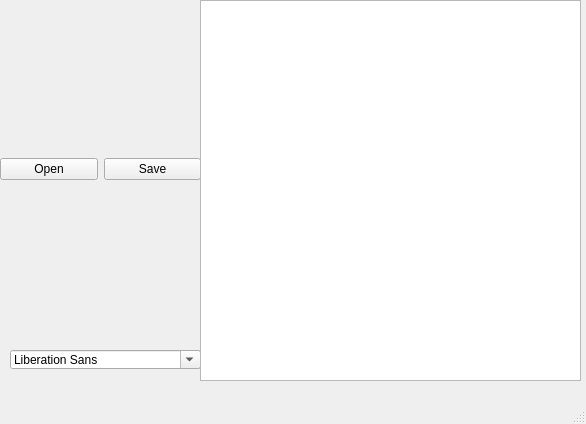
The window that gui/main.ui (beagleeditor/beagleeditor.github.io) describes before a commit, drawn with Qt 5.
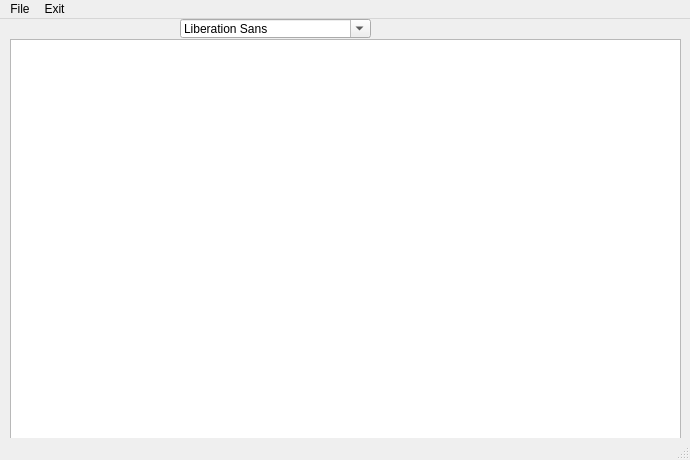
The same window after the commit.

Commit message: Added autocomplete to GUI, improved syntax, added bugs to cli

The edit to the form file:
```diff
--- a/gui/main.ui
+++ b/gui/main.ui
@@ -6,45 +6,19 @@
    <rect>
     <x>0</x>
     <y>0</y>
-    <width>586</width>
-    <height>424</height>
+    <width>690</width>
+    <height>460</height>
    </rect>
   </property>
   <property name="windowTitle">
    <string>MainWindow</string>
   </property>
   <widget class="QWidget" name="centralwidget">
-   <widget class="QWidget" name="horizontalLayoutWidget">
-    <property name="geometry">
-     <rect>
-      <x>0</x>
-      <y>-1</y>
-      <width>201</width>
-      <height>341</height>
-     </rect>
-    </property>
-    <layout class="QHBoxLayout" name="horizontalLayout">
-     <item>
-      <widget class="QPushButton" name="pushButton">
-       <property name="text">
-        <string>Open</string>
-       </property>
-      </widget>
-     </item>
-     <item>
-      <widget class="QPushButton" name="pushButton_3">
-       <property name="text">
-        <string>Save</string>
-       </property>
-      </widget>
-     </item>
-    </layout>
-   </widget>
    <widget class="QFontComboBox" name="fontComboBox">
     <property name="geometry">
      <rect>
-      <x>10</x>
-      <y>350</y>
+      <x>180</x>
+      <y>0</y>
       <width>191</width>
       <height>19</height>
      </rect>
@@ -53,10 +27,10 @@
    <widget class="QPlainTextEdit" name="plainTextEdit">
     <property name="geometry">
      <rect>
-      <x>200</x>
-      <y>0</y>
-      <width>381</width>
-      <height>381</height>
+      <x>10</x>
+      <y>20</y>
+      <width>671</width>
+      <height>401</height>
      </rect>
     </property>
    </widget>
@@ -66,10 +40,24 @@
     <rect>
      <x>0</x>
      <y>0</y>
-     <width>586</width>
+     <width>690</width>
      <height>18</height>
     </rect>
    </property>
+   <widget class="QMenu" name="menuFile">
+    <property name="title">
+     <string>File</string>
+    </property>
+    <addaction name="actionSave"/>
+    <addaction name="actionOpen"/>
+   </widget>
+   <widget class="QMenu" name="menuExit">
+    <property name="title">
+     <string>Exit</string>
+    </property>
+   </widget>
+   <addaction name="menuFile"/>
+   <addaction name="menuExit"/>
   </widget>
   <widget class="QStatusBar" name="statusbar"/>
  </widget>
```
Left out of the diff: 10 changed lines with no effect on the pictures. The commit also changes 5 other files.
